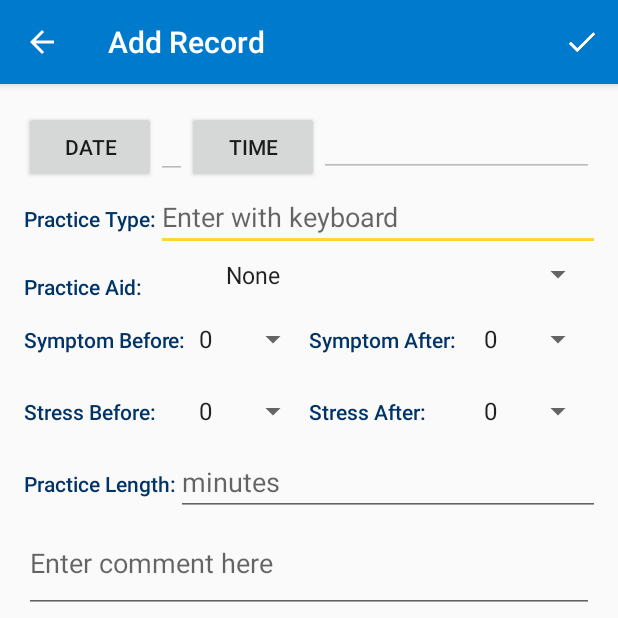
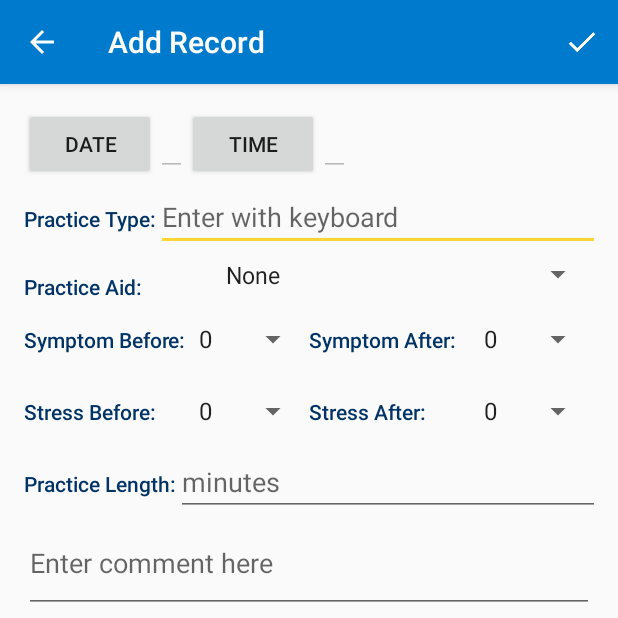
Before and after one commit to babarehner/DHPRS, an Android app: the RecordActivity screen opened directly, with no data from a screen before it, on a phone screen of 412 x 824 dp, the top half of it. Run offline under Robolectric (Android 15) with nearby library versions, the phone set to English and light mode, and no system bars.

Commit message:
Format Date and Time to same style as other fields. Add space after colon to all fields when Shared. Bug in 3.1.1 allows "Theme" in "styles.xml" to be reported as error. Runs OK

```diff
--- a/app/src/main/java/edu/babarehner/android/dhprs/RecordActivity.java
+++ b/app/src/main/java/edu/babarehner/android/dhprs/RecordActivity.java
@@ -515,13 +515,13 @@ public class RecordActivity extends AppCompatActivity implements LoaderManager.L
         StringBuilder sb = new StringBuilder();
         sb.append(pickDate.getText()).append(": ").append(mDateDB).append("\n")
                 .append(pickTime.getText().toString()).append(": ").append(mTimeDB).append("\n")
-                .append(tvPracType.getText().toString()).append(mPracTypeDB).append("\n")
-                .append(tvPracAid.getText().toString()).append(mPracAidDB).append("\n")
-                .append(tvSympBefore.getText().toString()).append(Integer.toString(mSympBeforeDB)).append("\n")
-                .append(tvSympAfter.getText().toString()).append(Integer.toString(mSympAfterDB)).append("\n")
-                .append(tvStressBefore.getText().toString()).append(Integer.toString(mStressBeforeDB)).append("\n")
-                .append(tvStressAfter.getText().toString()).append(Integer.toString(mStressAfterDB)).append("\n")
-                .append(tvPracLen.getText().toString()).append(Integer.toString(mPracLenDB)).append(" minutes\n")
+                .append(tvPracType.getText().toString()).append(" ").append(mPracTypeDB).append("\n")
+                .append(tvPracAid.getText().toString()).append(" ").append(mPracAidDB).append("\n")
+                .append(tvSympBefore.getText().toString()).append(" ").append(Integer.toString(mSympBeforeDB)).append("\n")
+                .append(tvSympAfter.getText().toString()).append(" ").append(Integer.toString(mSympAfterDB)).append("\n")
+                .append(tvStressBefore.getText().toString()).append(" ").append(Integer.toString(mStressBeforeDB)).append("\n")
+                .append(tvStressAfter.getText().toString()).append(" ").append(Integer.toString(mStressAfterDB)).append("\n")
+                .append(tvPracLen.getText().toString()).append(" ").append(Integer.toString(mPracLenDB)).append(" minutes\n")
                 .append(comment).append(mCommentDB);
 
         if (mShareActionProvider != null){
--- a/app/src/main/res/layout/activity_record.xml
+++ b/app/src/main/res/layout/activity_record.xml
@@ -25,7 +25,8 @@
             android:id="@+id/etDate"
             android:layout_width="wrap_content"
             android:layout_height="wrap_content"
-            android:enabled="false" />
+            android:enabled="false"
+            android:textColor="@color/black" />
 
         <Button
             android:id="@+id/pick_time"
@@ -38,7 +39,7 @@
             android:layout_width="wrap_content"
             android:layout_height="wrap_content"
             android:enabled="false"
-            style="@style/CategoryStyle"/>
+            android:textColor="@color/black"/>
 
     </LinearLayout>
 
--- a/app/src/main/res/values/colors.xml
+++ b/app/src/main/res/values/colors.xml
@@ -18,4 +18,6 @@
 
     <color name="editColorText">#003366</color>
 
+    <color name="black">#000000</color>
+
 </resources>
--- a/app/src/main/res/values/styles.xml
+++ b/app/src/main/res/values/styles.xml
@@ -1,6 +1,7 @@
 <resources>
 
     <!-- Base application theme. -->
+    <!-- Bug in 3.1.1 causes error message to appear for Theme- runs OK!! -->
     <style name="AppTheme" parent="Theme.AppCompat.Light.DarkActionBar">
         <!-- Customize your theme here. -->
         <item name="colorPrimary">@color/colorPrimary</item>
@@ -27,10 +28,11 @@
     </style>
 
     <!-- Style for an EditText field in the editor -->
-    <style name="BookFieldStyle">
+    <style name="EditTextFieldStyle">
         <item name="android:layout_height">wrap_content</item>
-        <item name="android:layout_width">match_parent</item>
-        <item name="android:fontFamily">sans-serif-light</item>
+        <item name="android:layout_width">0dp</item>
+        <item name="android:fontFamily">sans-serif-medium</item>
+        <item name="android:textColor">@color/black</item>
         <item name="android:textAppearance">?android:textAppearanceMedium</item>
     </style>
 
```
